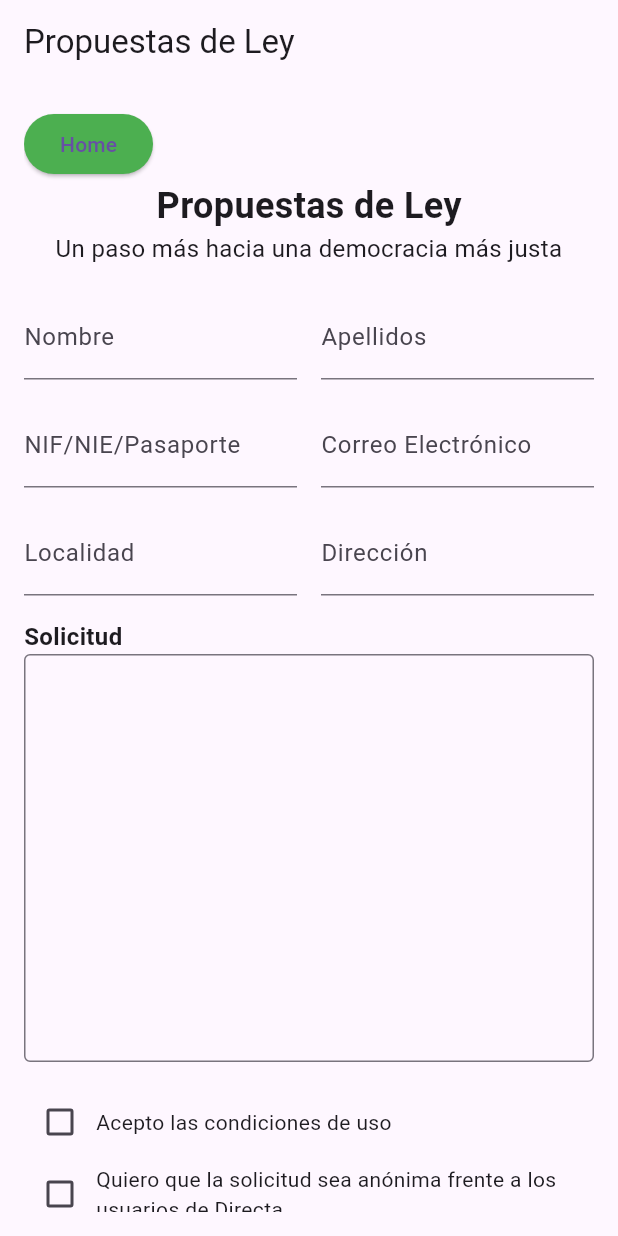
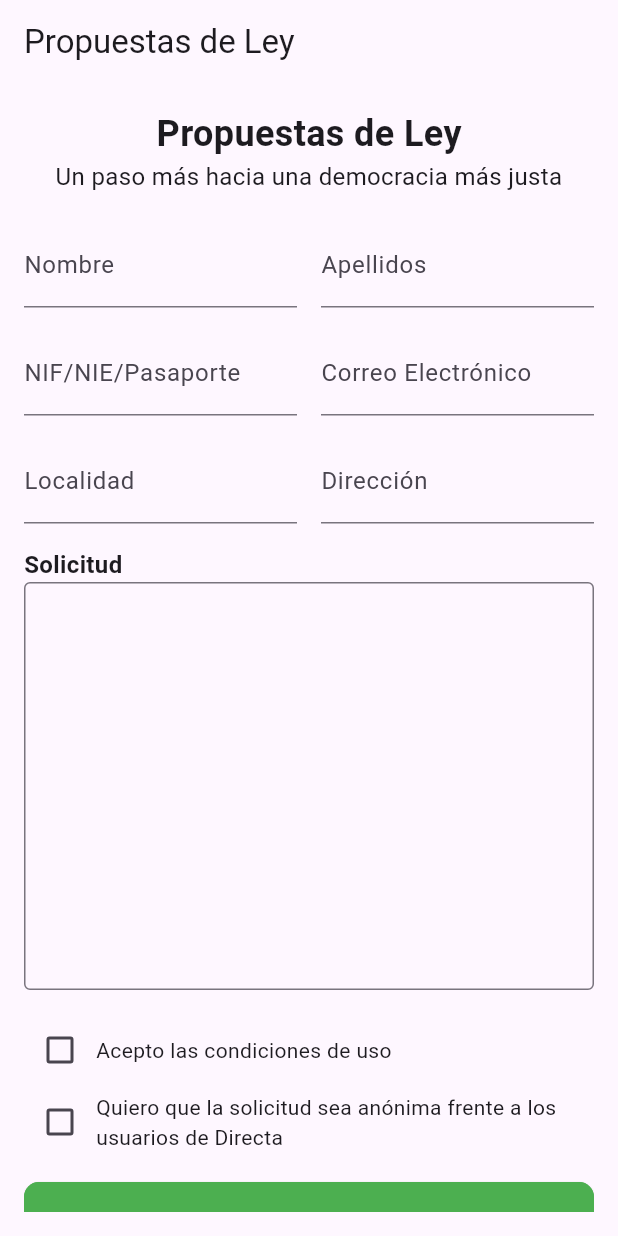
Before and after one commit to llughh/flutter-app, a Flutter app: the CreateLawPage screen opened directly, on a phone screen of 412 x 824 dp. Run offline on Flutter 3.47's test engine with Material 3 defaults, Android fonts, the phone set to English and light mode, and no system bars; our stand-ins replace charts_flutter, cloud_firestore, firebase_core, share_plus, shared_preferences; accounts and stored records are empty.

```diff
--- a/lib/create_law.dart
+++ b/lib/create_law.dart
@@ -37,15 +37,15 @@ class _CreateLawPageState extends State<CreateLawPage> {
             child: Column(
               crossAxisAlignment: CrossAxisAlignment.start,
               children: [
-                ElevatedButton(
-                  onPressed: () {
-                    Navigator.pop(context);
-                  },
-                  child: Text('Home'),
-                  style: ElevatedButton.styleFrom(
-                    backgroundColor: Colors.green,
-                  ),
-                ),
+                // ElevatedButton(
+                //   onPressed: () {
+                //     Navigator.pop(context);
+                //   },
+                //   child: Text('Home'),
+                //   style: ElevatedButton.styleFrom(
+                //     backgroundColor: Colors.green,
+                //   ),
+                // ),
                 Center(
                   child: Text(
                     'Propuestas de Ley',
```
Also changed, not shown: lib/success_screen.dart (+8 -1 lines).
